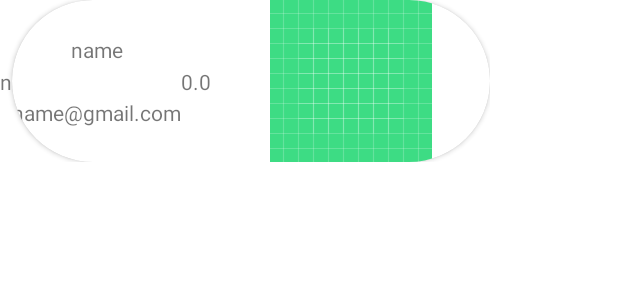
After one commit to umc-all-clear/frontend_kotlin, an Android app: the layout item_friend_list.xml on its own in the app's theme, with its tools: preview values and no code run, on a phone screen of 412 x 824 dp. The commit adds this screen. Shown: the top 300 px of the screen. Run offline under Robolectric (Android 15) with nearby library versions, the phone set to English and light mode, and no system bars.

Commit message:
init friendfragment

```diff
--- /dev/null
+++ b/app/src/main/res/layout/item_friend_list.xml
@@ -0,0 +1,80 @@
+<?xml version="1.0" encoding="utf-8"?>
+<androidx.constraintlayout.widget.ConstraintLayout xmlns:android="http://schemas.android.com/apk/res/android"
+    android:layout_width="wrap_content"
+    android:layout_height="wrap_content"
+    xmlns:app="http://schemas.android.com/apk/res-auto"
+    android:background="@color/transparent">
+    <TextView
+        android:id="@+id/item_fri_rank_tv"
+        android:layout_width="wrap_content"
+        android:layout_height="wrap_content"
+        app:layout_constraintTop_toTopOf="parent"
+        app:layout_constraintBottom_toBottomOf="parent"
+        app:layout_constraintLeft_toLeftOf="parent"
+        app:layout_constraintRight_toLeftOf="@id/item_fri_des_cv"
+        android:text="n">
+    </TextView>
+    <androidx.cardview.widget.CardView
+        android:id="@+id/item_fri_des_cv"
+        android:layout_width="wrap_content"
+        android:layout_height="wrap_content"
+        app:layout_constraintTop_toTopOf="parent"
+        app:layout_constraintBottom_toBottomOf="parent"
+        app:layout_constraintLeft_toRightOf="@id/item_fri_rank_tv"
+        app:layout_constraintRight_toRightOf="parent"
+        app:cardCornerRadius="60dp">
+        <androidx.constraintlayout.widget.ConstraintLayout
+            android:id="@+id/item_fri_des_cl"
+            android:layout_width="match_parent"
+            android:layout_height="match_parent"
+            app:layout_constraintTop_toTopOf="parent"
+            app:layout_constraintBottom_toBottomOf="parent"
+            app:layout_constraintLeft_toLeftOf="parent"
+            app:layout_constraintRight_toRightOf="parent">
+            <TextView
+                android:id="@+id/item_fri_name_tv"
+                android:layout_width="wrap_content"
+                android:layout_height="wrap_content"
+                app:layout_constraintTop_toTopOf="parent"
+                app:layout_constraintLeft_toLeftOf="parent"
+                app:layout_constraintRight_toLeftOf="@id/item_fri_rate_tv"
+                app:layout_constraintBottom_toTopOf="@id/item_fri_mail_tv"
+                android:text="name">
+            </TextView>
+            <TextView
+                android:id="@+id/item_fri_mail_tv"
+                android:layout_width="wrap_content"
+                android:layout_height="wrap_content"
+                app:layout_constraintTop_toBottomOf="@id/item_fri_name_tv"
+                app:layout_constraintLeft_toLeftOf="parent"
+                app:layout_constraintRight_toLeftOf="@id/item_fri_rate_tv"
+                app:layout_constraintBottom_toBottomOf="parent"
+                android:text="name@gmail.com">
+            </TextView>
+            <TextView
+                android:id="@+id/item_fri_rate_tv"
+                android:layout_width="wrap_content"
+                android:layout_height="wrap_content"
+                app:layout_constraintLeft_toRightOf="@id/item_fri_name_tv"
+                app:layout_constraintRight_toLeftOf="@id/item_fri_rate_iv"
+                app:layout_constraintTop_toTopOf="parent"
+                app:layout_constraintBottom_toBottomOf="parent"
+                android:text="0.0">
+            </TextView>
+            <ImageView
+                android:id="@+id/item_fri_rate_iv"
+                android:layout_width="wrap_content"
+                android:layout_height="wrap_content"
+                app:layout_constraintTop_toTopOf="parent"
+                app:layout_constraintBottom_toBottomOf="parent"
+                app:layout_constraintLeft_toRightOf="@id/item_fri_rate_tv"
+                app:layout_constraintRight_toRightOf="parent"
+                android:src="@drawable/ic_launcher_background">
+            </ImageView>
+        </androidx.constraintlayout.widget.ConstraintLayout>
+    </androidx.cardview.widget.CardView>
+    <ImageView
+        android:layout_width="wrap_content"
+        android:layout_height="wrap_content">
+    </ImageView>
+</androidx.constraintlayout.widget.ConstraintLayout>
```
Also changed, not shown: app/src/main/res/layout/activity_login.xml (+12 -11 lines), app/src/main/res/layout/fragment_friend.xml (added, +140 -0 lines).
